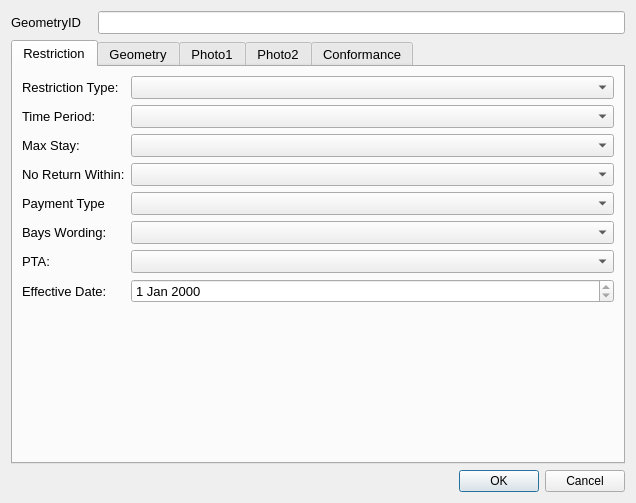
Before: the Qt Designer form restrictionBayDetails_dialog_base2.ui in tlh22/TOMs, drawn with Qt 5.
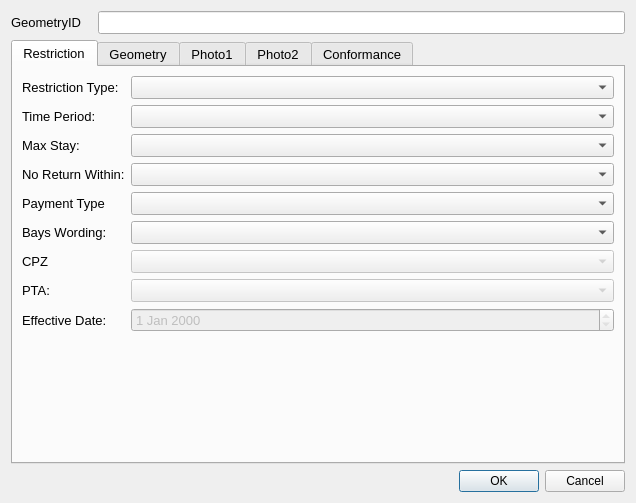
After: the same form once the commit is applied.

Commit message: Further changes to forms and startup

```diff
--- a/restrictionBayDetails_dialog_base2.ui
+++ b/restrictionBayDetails_dialog_base2.ui
@@ -238,8 +238,15 @@
            </property>
           </widget>
          </item>
-         <item row="6" column="1">
-          <widget class="QComboBox" name="ParkingTariffArea"/>
+         <item row="7" column="1">
+          <widget class="QComboBox" name="ParkingTariffArea">
+           <property name="enabled">
+            <bool>false</bool>
+           </property>
+           <property name="editable">
+            <bool>false</bool>
+           </property>
+          </widget>
          </item>
          <item row="5" column="1">
           <widget class="QComboBox" name="BaysWordingID">
@@ -266,27 +273,44 @@
            </property>
           </widget>
          </item>
-         <item row="6" column="0">
+         <item row="7" column="0">
           <widget class="QLabel" name="label_7">
            <property name="text">
             <string>PTA:</string>
            </property>
           </widget>
          </item>
-         <item row="10" column="0">
+         <item row="11" column="0">
           <widget class="QLabel" name="lbl_OpenDate">
            <property name="text">
             <string>Effective Date:</string>
            </property>
           </widget>
          </item>
-         <item row="10" column="1">
-          <widget class="QDateEdit" name="dateEdit">
+         <item row="11" column="1">
+          <widget class="QDateEdit" name="OpenDate">
+           <property name="enabled">
+            <bool>false</bool>
+           </property>
            <property name="readOnly">
             <bool>true</bool>
            </property>
           </widget>
          </item>
+         <item row="6" column="0">
+          <widget class="QLabel" name="lbl_CPZ">
+           <property name="text">
+            <string>CPZ</string>
+           </property>
+          </widget>
+         </item>
+         <item row="6" column="1">
+          <widget class="QComboBox" name="CPZ">
+           <property name="enabled">
+            <bool>false</bool>
+           </property>
+          </widget>
+         </item>
         </layout>
        </widget>
        <widget class="QWidget" name="geometryTab">
```
The commit also changes 3 other files.
